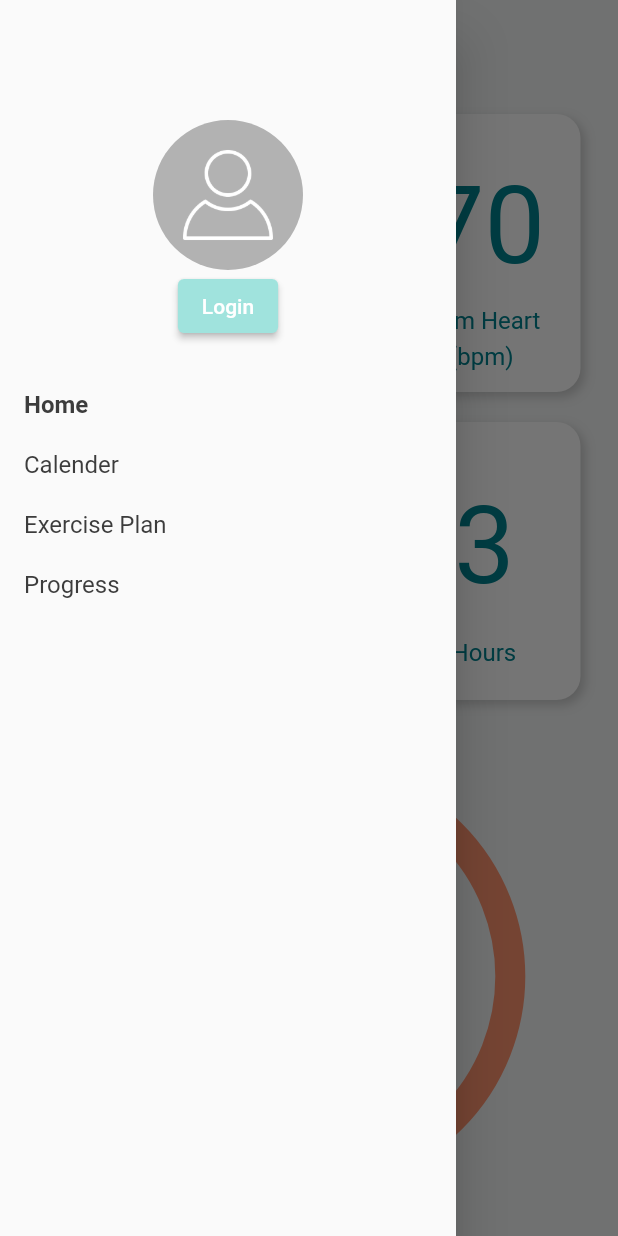
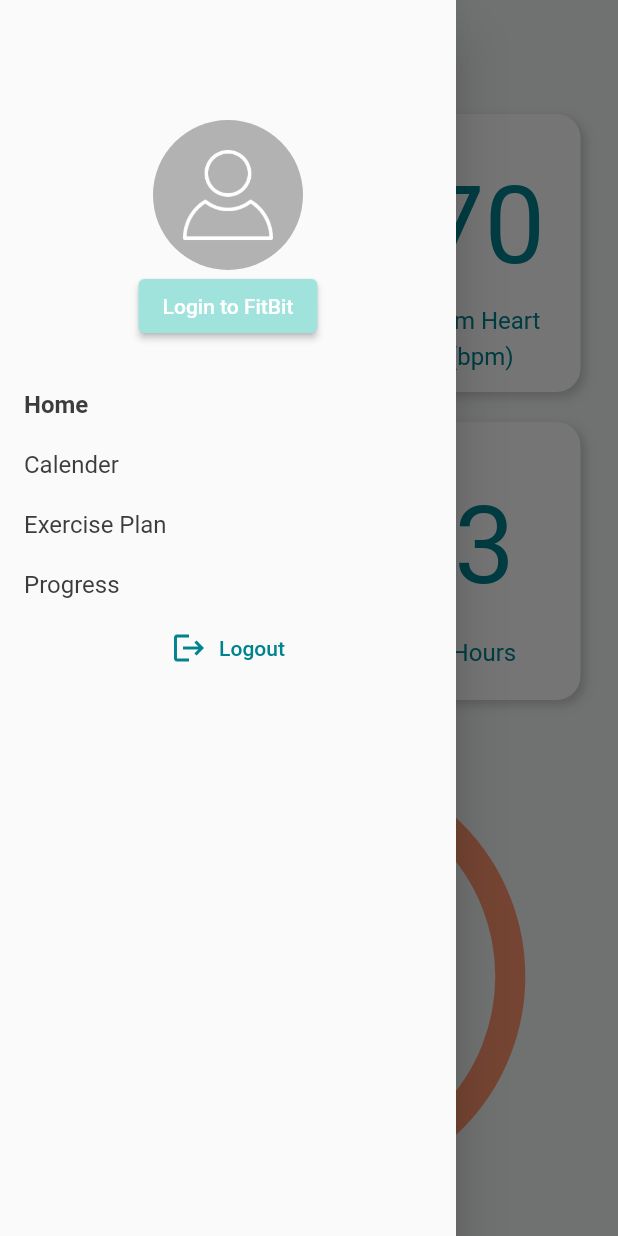
Before and after one commit to lemonfrance/fitness_mobile_app, a Flutter app: the screen it shows once a user with an empty profile is signed in, with the side drawer open, on a phone screen of 412 x 824 dp. Run offline on Flutter 3.47's test engine with Material 2 defaults, Android fonts, the light colour scheme and no system bars; drawn by our look-alikes of percent_indicator; our stand-ins replace cloud_firestore, firebase_auth, flutter_spinkit, flutter_svg; missing offline and left inert: dart:html, flutter_web_auth; accounts and stored records are empty; Roboto replaces fonts that are missing (Sohne-Buch).

Commit message:
Add log out to drawer

```diff
--- a/lib/components/drawer.dart
+++ b/lib/components/drawer.dart
@@ -1,15 +1,24 @@
 import 'package:flutter/cupertino.dart';
 import 'package:flutter/material.dart';
+import 'dart:html';
+import 'package:url_launcher/url_launcher.dart';
+import 'package:wearable_intelligence/Services/auth.dart';
+import 'package:wearable_intelligence/Services/fitbit.dart';
 import 'package:wearable_intelligence/pages/calender.dart';
 import 'package:wearable_intelligence/pages/vitals.dart';
 import 'package:wearable_intelligence/pages/weekPlan.dart';
 import 'package:wearable_intelligence/styles.dart';
+import 'package:flutter_web_auth/flutter_web_auth.dart';
+
 
 import '../main.dart';
 
 // Eventually I would like it if this showed the user profile in the nav bar as well.
 class AppDrawer extends StatelessWidget {
   static String pageName;
+  final AuthService _auth = AuthService();
+  final url = 'https://www.fitbit.com/oauth2/authorize?response_type=code&client_id=23B82K&redirect_uri=http%3A%2F%2Flocalhost&scope=activity%20heartrate%20location%20nutrition%20profile%20settings%20sleep%20social%20weight';
+
   final ButtonStyle buttonStyle = ElevatedButton.styleFrom(
     padding: EdgeInsets.only(left: 16, right: 16),
     shape: const BeveledRectangleBorder(borderRadius: BorderRadius.all(Radius.circular(0))),
@@ -48,8 +57,8 @@ class AppDrawer extends StatelessWidget {
             Container(
               alignment: Alignment.center,
               child: ElevatedButton(
-                onPressed: () {},
-                child: Text("Login"),
+                onPressed: () async {},
+                child: Text("Login to FitBit"),
                 style: ElevatedButton.styleFrom(
                   primary: Colours.lightBlue,
                   onSurface: Colours.white,
@@ -139,6 +148,16 @@ class AppDrawer extends StatelessWidget {
                 //style: buttonStyle,
               ),
             ),
+            Container(
+              alignment: Alignment.center,
+              child: TextButton.icon(
+                  onPressed: () async {
+                    await _auth.signOut();
+                  },
+                  icon: Icon(Icons.logout, color: Colours.darkBlue,),
+                  label: Text('Logout', style: TextStyle(color: Colours.darkBlue),)
+              ),
+            )
           ],
         ),
       ),
```
